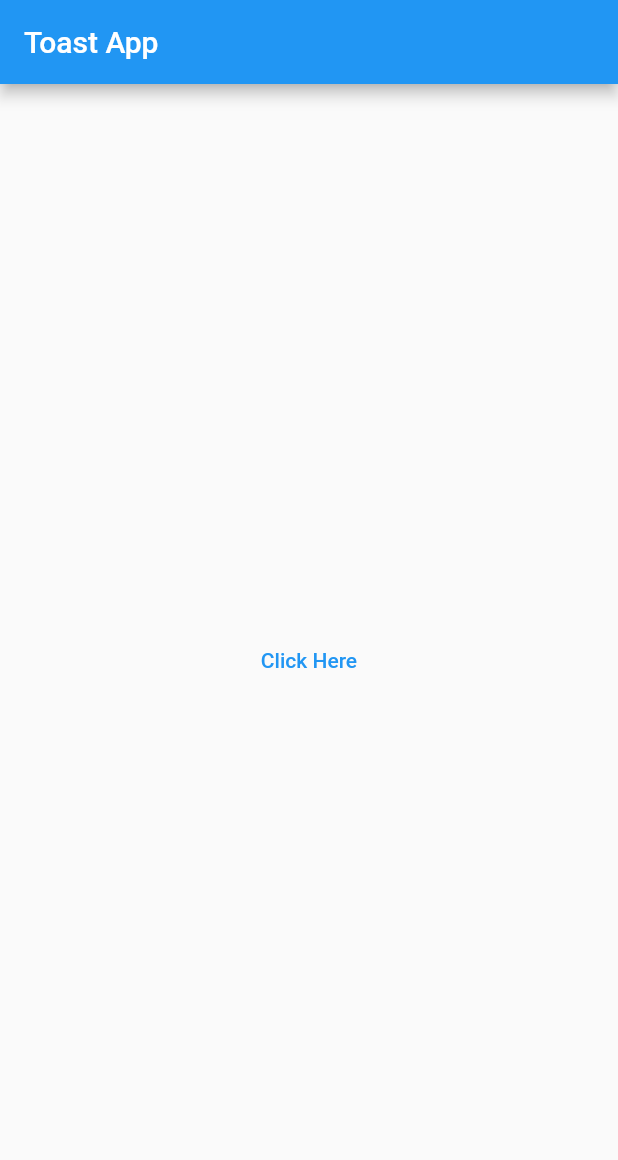
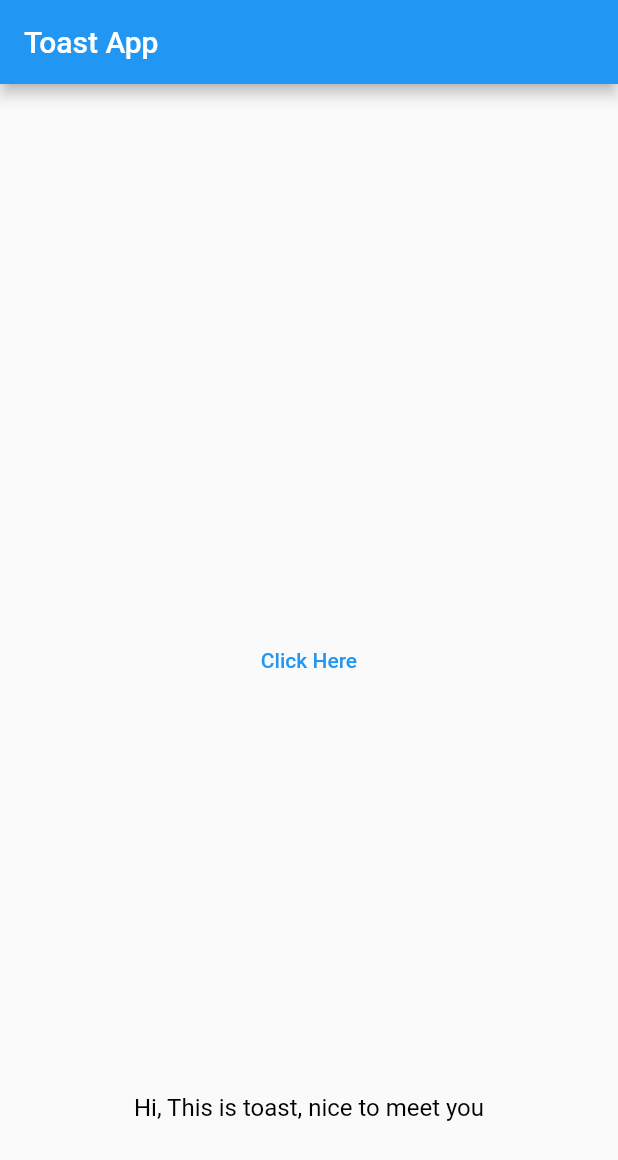
Before and after one commit to ajishere07/flutter_application, a Flutter app: the screen it shows after launch, after a tap on "Click Here", on a phone screen of 412 x 824 dp. Shown: the top 1160 px of the screen. Run offline on Flutter 3.47's test engine with Material 2 defaults, Android fonts, the light colour scheme and no system bars; our stand-ins replace fluttertoast.

Commit message:
added toast

```diff
--- a/lib/main.dart
+++ b/lib/main.dart
@@ -1,7 +1,7 @@
 import 'package:btn_toast/widgets/Toast_Btn.dart';
 import 'package:flutter/material.dart';
 
-void main() => runApp(new MyApp());
+void main() => runApp(MyApp());
 
 class MyApp extends StatelessWidget {
   const MyApp({Key? key}) : super(key: key);
--- a/lib/widgets/Toast_Btn.dart
+++ b/lib/widgets/Toast_Btn.dart
@@ -1,4 +1,5 @@
 import 'package:flutter/material.dart';
+import 'package:fluttertoast/fluttertoast.dart';
 
 class ToastButton extends StatelessWidget {
   const ToastButton({Key? key}) : super(key: key);
@@ -9,7 +10,20 @@ class ToastButton extends StatelessWidget {
       body: Center(
           child: Column(
         mainAxisAlignment: MainAxisAlignment.center,
-        children: [TextButton(onPressed: () {}, child: Text('Click Here'))],
+        children: [
+          TextButton(
+              onPressed: () {
+                Fluttertoast.showToast(
+                    msg: "Hi, This is toast, nice to meet you",
+                    toastLength: Toast.LENGTH_SHORT,
+                    gravity: ToastGravity.BOTTOM,
+                    timeInSecForIosWeb: 1,
+                    backgroundColor: Colors.transparent,
+                    textColor: Colors.black,
+                    fontSize: 16.0);
+              },
+              child: Text('Click Here'))
+        ],
       )),
     );
   }
```
